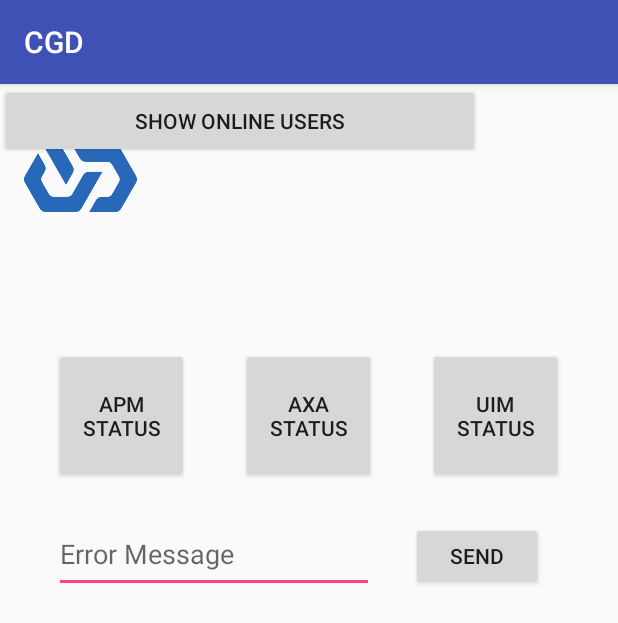
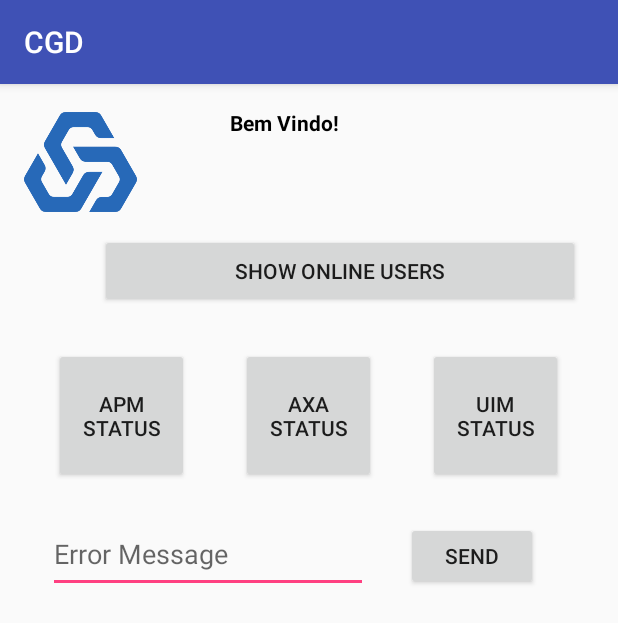
Before and after one commit to kaido89/MyFirstApp, an Android app: the screen it shows after launch (MainActivity), on a phone screen of 412 x 824 dp. Shown: the top 623 px of the screen. Run offline under Robolectric (Android 15) with nearby library versions, the phone set to English and light mode, and no system bars.

Commit message:
Update Data

```diff
--- a/app/build.gradle
+++ b/app/build.gradle
@@ -1,7 +1,7 @@
 apply plugin: 'com.android.application'
 
 android {
-    compileSdkVersion 26
+    compileSdkVersion 27
     defaultConfig {
         applicationId "com.example.cgd"
         minSdkVersion 22
@@ -20,7 +20,7 @@ android {
 
 dependencies {
     implementation fileTree(dir: 'libs', include: ['*.jar'])
-    implementation 'com.android.support:appcompat-v7:26.1.0'
+    implementation 'com.android.support:appcompat-v7:27.0.2'
     implementation 'com.android.support.constraint:constraint-layout:1.0.2'
     testImplementation 'junit:junit:4.12'
     androidTestImplementation 'com.android.support.test:runner:1.0.1'
--- a/app/src/main/res/layout/activity_main.xml
+++ b/app/src/main/res/layout/activity_main.xml
@@ -23,7 +23,7 @@
         android:id="@+id/editText"
         android:layout_width="213dp"
         android:layout_height="51dp"
-        android:layout_marginLeft="36dp"
+        android:layout_marginLeft="32dp"
         android:layout_marginTop="288dp"
         android:ems="10"
         android:hint="@string/edit_message"
@@ -37,7 +37,6 @@
         android:layout_height="72dp"
         android:layout_marginStart="16dp"
         android:layout_marginTop="16dp"
-        android:contentDescription="@String/ImagemCaixa"
         app:layout_constraintStart_toStartOf="parent"
         app:layout_constraintTop_toTopOf="parent"
         app:srcCompat="@drawable/cgd" />
@@ -97,8 +96,13 @@
         android:id="@+id/button3"
         android:layout_width="320dp"
         android:layout_height="49dp"
+        android:layout_marginEnd="8dp"
+        android:layout_marginStart="32dp"
+        android:layout_marginTop="100dp"
         android:text="@string/use_show"
-        tools:layout_editor_absoluteX="32dp"
-        tools:layout_editor_absoluteY="112dp" />
+        app:layout_constraintEnd_toEndOf="parent"
+        app:layout_constraintHorizontal_bias="0.666"
+        app:layout_constraintStart_toStartOf="parent"
+        app:layout_constraintTop_toTopOf="parent" />
 
 </android.support.constraint.ConstraintLayout>
```
Also changed, not shown: 3 other files.
